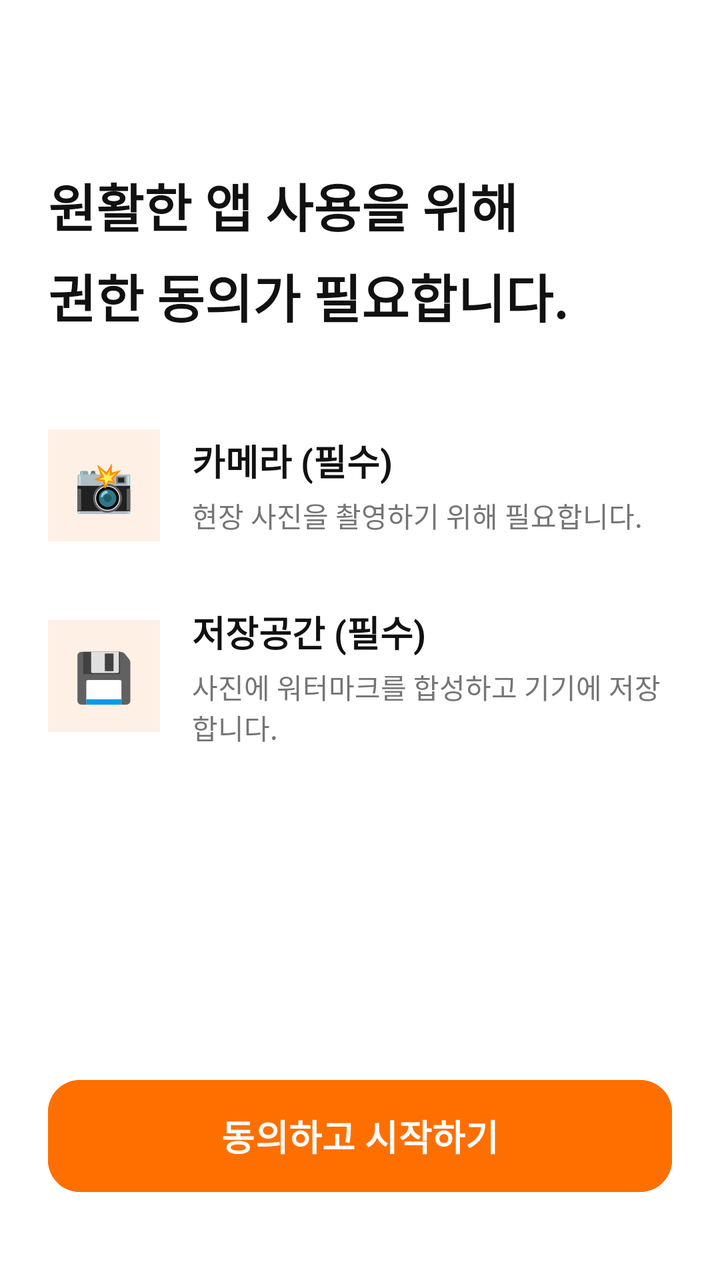
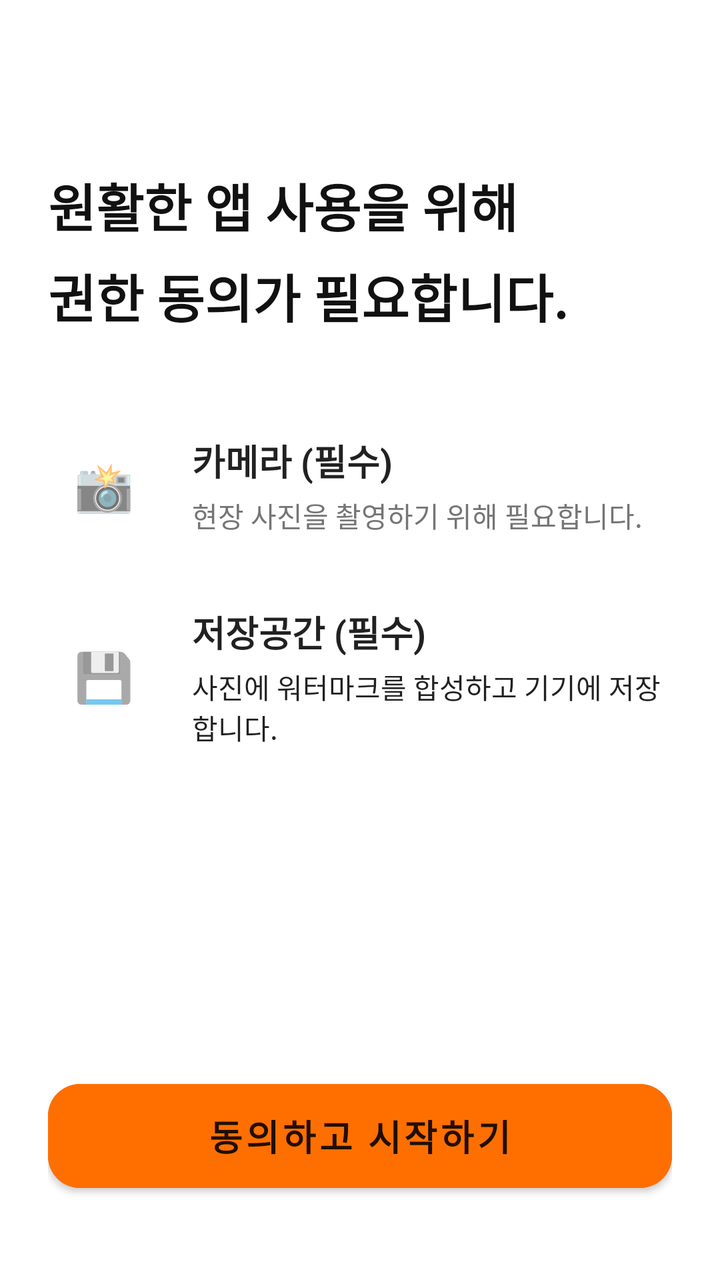

An Android layout rendered at two revisions. The XML below is the earlier revision; the diff shows what the commit changed to produce the second picture.
<!-- AndroidManifest.xml: application theme Theme.Siteboard -->
<!-- res/layout/activity_permission.xml -->
<?xml version="1.0" encoding="utf-8"?>
<androidx.constraintlayout.widget.ConstraintLayout
    xmlns:android="http://schemas.android.com/apk/res/android"
    xmlns:app="http://schemas.android.com/apk/res-auto"
    android:layout_width="match_parent"
    android:layout_height="match_parent"
    android:background="#FFFFFF"
    android:padding="24dp">

    <TextView
        android:id="@+id/tvTitle"
        android:layout_width="wrap_content"
        android:layout_height="wrap_content"
        android:text="원활한 앱 사용을 위해\n권한 동의가 필요합니다."
        android:textSize="26sp"
        android:textColor="#111111"
        android:textStyle="bold"
        android:lineSpacingExtra="8dp"
        app:layout_constraintTop_toTopOf="parent"
        app:layout_constraintStart_toStartOf="parent"
        android:layout_marginTop="60dp"/>

    <LinearLayout
        android:layout_width="match_parent"
        android:layout_height="wrap_content"
        android:orientation="vertical"
        android:layout_marginTop="48dp"
        app:layout_constraintTop_toBottomOf="@id/tvTitle">

        <LinearLayout
            android:layout_width="match_parent"
            android:layout_height="wrap_content"
            android:orientation="horizontal"
            android:gravity="center_vertical"
            android:layout_marginBottom="32dp">
            <TextView android:layout_width="56dp" android:layout_height="56dp" android:background="#FFF0E6" android:text="📸" android:textSize="24sp" android:gravity="center" app:cornerRadius="28dp"/>
            <LinearLayout android:layout_width="match_parent" android:layout_height="wrap_content" android:orientation="vertical" android:layout_marginStart="16dp">
                <TextView android:layout_width="wrap_content" android:layout_height="wrap_content" android:text="카메라 (필수)" android:textSize="18sp" android:textStyle="bold" android:textColor="#111111"/>
                <TextView android:layout_width="wrap_content" android:layout_height="wrap_content" android:text="현장 사진을 촬영하기 위해 필요합니다." android:textSize="14sp" android:textColor="#757575" android:layout_marginTop="4dp"/>
            </LinearLayout>
        </LinearLayout>

        <LinearLayout
            android:layout_width="match_parent"
            android:layout_height="wrap_content"
            android:orientation="horizontal"
            android:gravity="center_vertical">
            <TextView android:layout_width="56dp" android:layout_height="56dp" android:background="#FFF0E6" android:text="💾" android:textSize="24sp" android:gravity="center" app:cornerRadius="28dp"/>
            <LinearLayout android:layout_width="match_parent" android:layout_height="wrap_content" android:orientation="vertical" android:layout_marginStart="16dp">
                <TextView android:layout_width="wrap_content" android:layout_height="wrap_content" android:text="저장공간 (필수)" android:textSize="18sp" android:textStyle="bold" android:textColor="#111111"/>
                <TextView android:layout_width="wrap_content" android:layout_height="wrap_content" android:text="사진에 워터마크를 합성하고 기기에 저장합니다." android:textSize="14sp" android:textColor="#757575" android:layout_marginTop="4dp"/>
            </LinearLayout>
        </LinearLayout>
    </LinearLayout>

    <Button
        android:id="@+id/btnAgree"
        android:layout_width="match_parent"
        android:layout_height="64dp"
        android:text="동의하고 시작하기"
        android:textSize="18sp"
        android:textStyle="bold"
        android:textColor="#FFFFFF"
        android:backgroundTint="#FF6F00"
        app:cornerRadius="16dp"
        app:layout_constraintBottom_toBottomOf="parent"
        android:layout_marginBottom="16dp"/>

</androidx.constraintlayout.widget.ConstraintLayout>
<!-- resources referenced by this layout -->
<resources>
  <style name="Theme.Siteboard" parent="Base.Theme.Siteboard" />
  <style name="Base.Theme.Siteboard" parent="Theme.Material3.DayNight.NoActionBar">
          
          
      </style>
</resources>

<!-- the commit's change to res/layout/activity_permission.xml (unified diff, before → after) -->
@@ -4,7 +4,7 @@
     xmlns:app="http://schemas.android.com/apk/res-auto"
     android:layout_width="match_parent"
     android:layout_height="match_parent"
-    android:background="#FFFFFF"
+    android:background="?android:attr/windowBackground"
     android:padding="24dp">
 
     <TextView
@@ -32,10 +32,12 @@
             android:layout_height="wrap_content"
             android:orientation="horizontal"
             android:gravity="center_vertical"
+            android:textColor="?android:attr/textColorPrimary"
+            android:textColorHint="?android:attr/textColorHint"
             android:layout_marginBottom="32dp">
-            <TextView android:layout_width="56dp" android:layout_height="56dp" android:background="#FFF0E6" android:text="📸" android:textSize="24sp" android:gravity="center" app:cornerRadius="28dp"/>
+            <TextView android:layout_width="56dp" android:layout_height="56dp" android:background="?android:attr/windowBackground" android:text="📸" android:textSize="24sp" android:gravity="center" app:cornerRadius="28dp"/>
             <LinearLayout android:layout_width="match_parent" android:layout_height="wrap_content" android:orientation="vertical" android:layout_marginStart="16dp">
-                <TextView android:layout_width="wrap_content" android:layout_height="wrap_content" android:text="카메라 (필수)" android:textSize="18sp" android:textStyle="bold" android:textColor="#111111"/>
+                <TextView android:layout_width="wrap_content" android:layout_height="wrap_content" android:text="카메라 (필수)" android:textSize="18sp" android:textStyle="bold" android:textColor="?android:attr/textColorPrimary" android:textColorHint="?android:attr/textColorHint"/>
                 <TextView android:layout_width="wrap_content" android:layout_height="wrap_content" android:text="현장 사진을 촬영하기 위해 필요합니다." android:textSize="14sp" android:textColor="#757575" android:layout_marginTop="4dp"/>
             </LinearLayout>
         </LinearLayout>
@@ -45,10 +47,10 @@
             android:layout_height="wrap_content"
             android:orientation="horizontal"
             android:gravity="center_vertical">
-            <TextView android:layout_width="56dp" android:layout_height="56dp" android:background="#FFF0E6" android:text="💾" android:textSize="24sp" android:gravity="center" app:cornerRadius="28dp"/>
+            <TextView android:layout_width="56dp" android:layout_height="56dp" android:background="?android:attr/windowBackground" android:text="💾" android:textSize="24sp" android:gravity="center" app:cornerRadius="28dp"/>
             <LinearLayout android:layout_width="match_parent" android:layout_height="wrap_content" android:orientation="vertical" android:layout_marginStart="16dp">
-                <TextView android:layout_width="wrap_content" android:layout_height="wrap_content" android:text="저장공간 (필수)" android:textSize="18sp" android:textStyle="bold" android:textColor="#111111"/>
-                <TextView android:layout_width="wrap_content" android:layout_height="wrap_content" android:text="사진에 워터마크를 합성하고 기기에 저장합니다." android:textSize="14sp" android:textColor="#757575" android:layout_marginTop="4dp"/>
+                <TextView android:layout_width="wrap_content" android:layout_height="wrap_content" android:text="저장공간 (필수)" android:textSize="18sp" android:textStyle="bold" android:textColor="?android:attr/textColorPrimary"/>
+                <TextView android:layout_width="wrap_content" android:layout_height="wrap_content" android:text="사진에 워터마크를 합성하고 기기에 저장합니다." android:textSize="14sp" android:textColor="?android:attr/textColorPrimary" android:layout_marginTop="4dp"/>
             </LinearLayout>
         </LinearLayout>
     </LinearLayout>
@@ -60,7 +62,8 @@
         android:text="동의하고 시작하기"
         android:textSize="18sp"
         android:textStyle="bold"
-        android:textColor="#FFFFFF"
+        android:textColor="?android:attr/textColorPrimary"
+        android:textColorHint="?android:attr/textColorHint"
         android:backgroundTint="#FF6F00"
         app:cornerRadius="16dp"
         app:layout_constraintBottom_toBottomOf="parent"
<!-- resource entries referenced after the edit -->
@@ -1,9 +1,16 @@
 <!-- resources referenced by this layout -->
 <resources>
-  <style name="Theme.Siteboard" parent="Base.Theme.Siteboard" />
-  <style name="Base.Theme.Siteboard" parent="Theme.Material3.DayNight.NoActionBar">
-          
-          
+  <style name="Theme.Siteboard" parent="Theme.MaterialComponents.DayNight.NoActionBar">
+  
+          <item name="colorPrimary">#7C4DFF</item>
+          <item name="colorPrimaryVariant">#3700B3</item>
+          <item name="colorOnPrimary">#FFFFFF</item>
+  
+          <item name="colorSecondary">#FF6F00</item>
+          <item name="colorSecondaryVariant">#FF6F00</item>
+          <item name="colorOnSecondary">#FFFFFF</item>
+  
+          <item name="android:statusBarColor">?attr/colorPrimaryVariant</item>
       </style>
 </resources>
 
